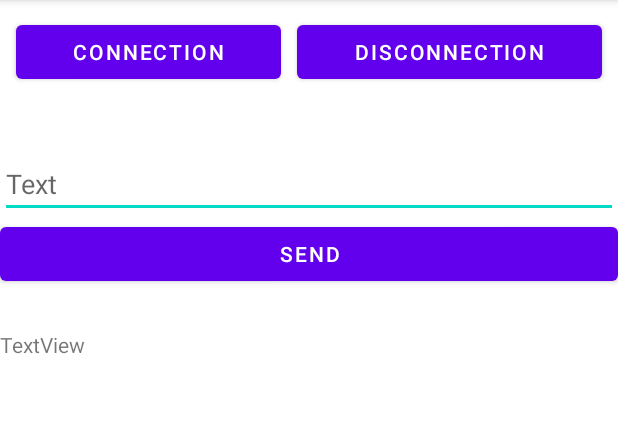
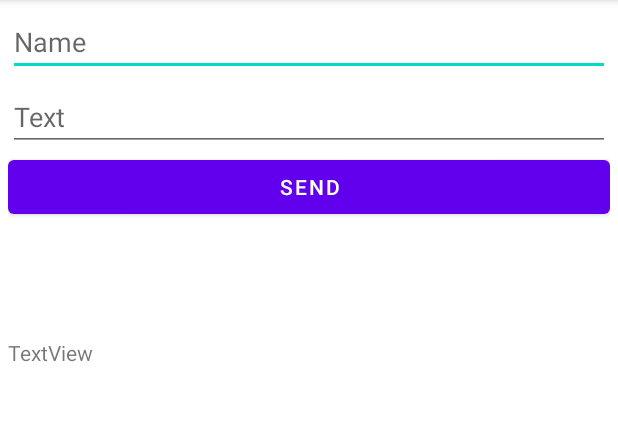
Before and after one commit to Java488-oss/WebSocketClient, an Android app: the screen it shows after launch (MainActivity), on a phone screen of 412 x 824 dp, the part 84-505 px from its top. Run offline under Robolectric (Android 15) with nearby library versions, the phone set to English and light mode, and no system bars; libraries missing offline, so code that uses them is left out: ua.naiksoftware.stomp; 3 statements that could not run were skipped.

```diff
--- a/app/build.gradle
+++ b/app/build.gradle
@@ -32,14 +32,10 @@ dependencies {
 
     //json
     implementation 'com.google.code.gson:gson:2.8.7'
-
-
     // https://mvnrepository.com/artifact/com.github.NaikSoftware/StompProtocolAndroid
     implementation 'com.github.NaikSoftware:StompProtocolAndroid:1.6.6'
 
-
     implementation 'io.reactivex.rxjava2:rxjava:2.2.9'
-
 
     implementation 'androidx.appcompat:appcompat:1.4.2'
     implementation 'com.google.android.material:material:1.6.1'
--- a/app/src/main/res/layout/activity_main.xml
+++ b/app/src/main/res/layout/activity_main.xml
@@ -4,40 +4,30 @@
     xmlns:tools="http://schemas.android.com/tools"
     android:layout_width="match_parent"
     android:layout_height="match_parent"
+    android:layout_margin="5dp"
     android:orientation="vertical"
     tools:context=".MainActivity">
 
     <LinearLayout
         android:layout_width="match_parent"
         android:layout_height="wrap_content"
-        android:layout_marginStart="5dp"
-        android:layout_marginTop="5dp"
-        android:layout_marginEnd="5dp"
-        android:layout_marginBottom="5dp"
         android:orientation="horizontal">
 
 
-        <Button
-            android:id="@+id/btnConnection"
+        <EditText
+            android:id="@+id/etName"
             android:layout_width="wrap_content"
             android:layout_height="wrap_content"
-            android:layout_margin="5dp"
             android:layout_weight="1"
-            android:text="Connection" />
-
-        <Button
-            android:id="@+id/btnDisconnection"
-            android:layout_width="wrap_content"
-            android:layout_height="wrap_content"
-            android:layout_margin="5dp"
-            android:layout_weight="1"
-            android:text="Disconnection" />
+            android:ems="10"
+            android:inputType="textPersonName"
+            android:hint="Name" />
     </LinearLayout>
 
     <LinearLayout
         android:layout_width="match_parent"
         android:layout_height="wrap_content"
-        android:layout_marginTop="100dp"
+        android:layout_marginTop="50dp"
         android:orientation="vertical">
 
         <EditText
```
Also changed, not shown: app/src/main/java/com/example/websocketclient/MainActivity.java (+53 -14 lines), app/src/main/java/com/example/websocketclient/WebSocketsConnect.java (+32 -10 lines), app/src/main/java/com/example/websocketclient/WebSocketsConnectLocal.java (added, +40 -0 lines).
